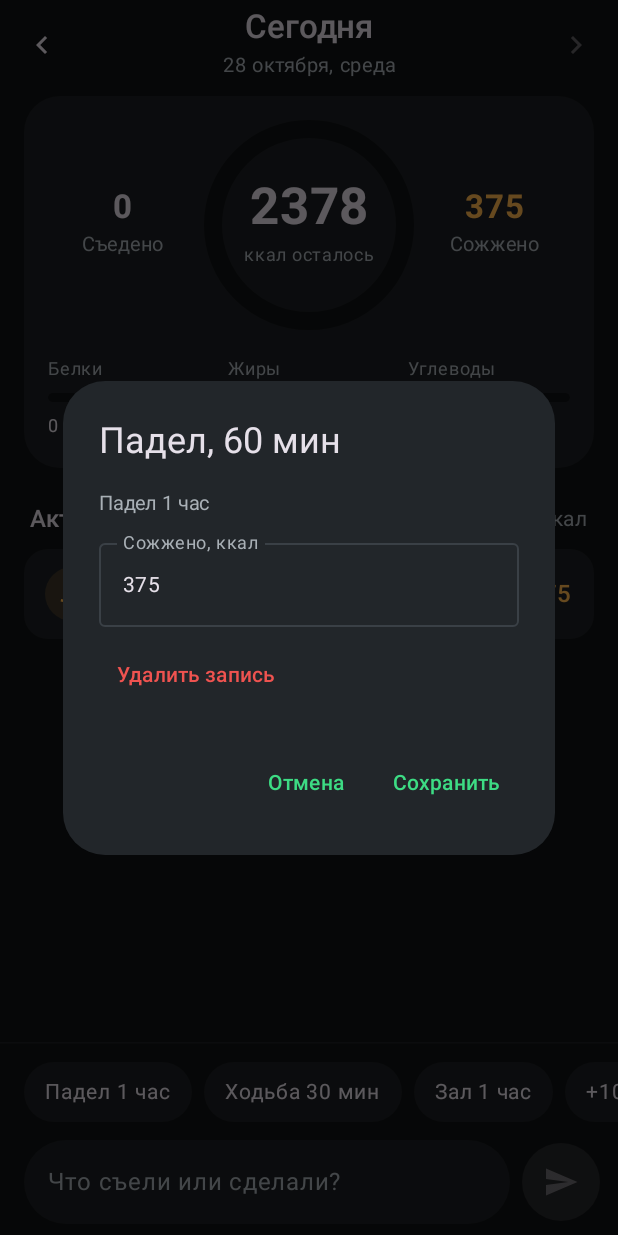
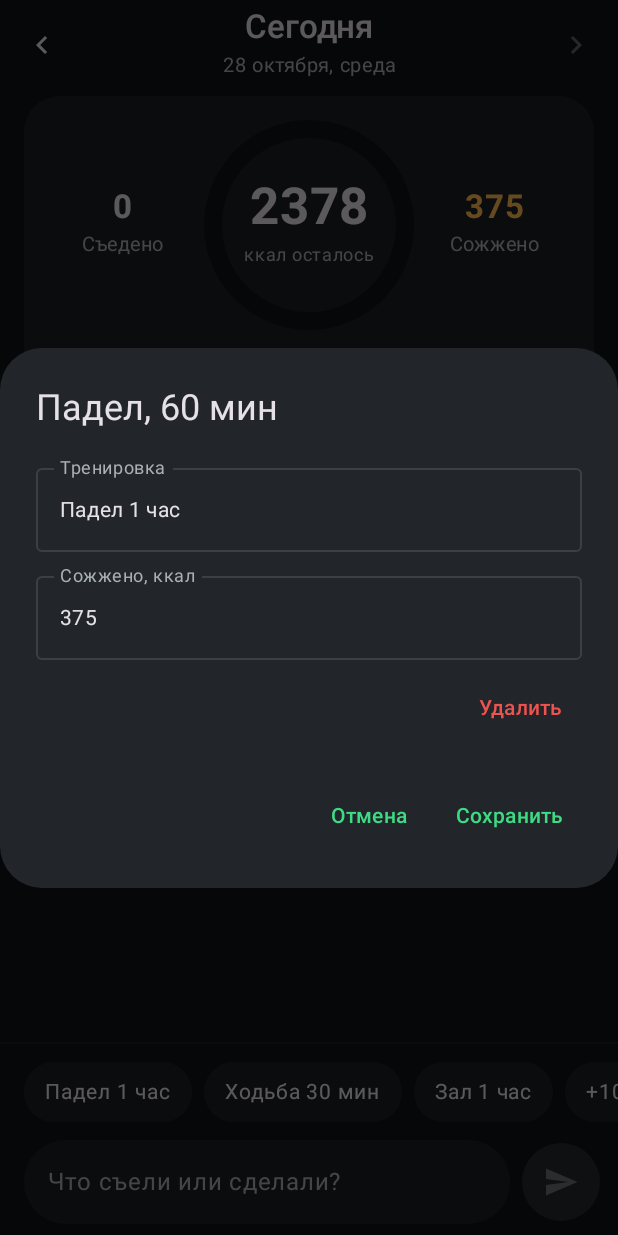
Before and after one commit to Pion2eer/CalCalc, an Android app built with Jetpack Compose: the composable TodayScreen shown on its own in the app's theme, after a tap on an icon or button, on a phone screen of 412 x 824 dp. Run offline under Robolectric (Android 15) with nearby library versions, the phone set to English and light mode, and no system bars; our stand-ins replace Room's generated code; network calls fail.

Commit message:
Edit an entry's text and recount it; the AI can be asked again
Co-Authored-By: Claude Opus 5.5 <noreply@anthropic.com>
Claude-Session: https://claude.ai/code/session_01U2ApNRLCc4Rh9q6PCKM46b

```diff
--- a/app/src/main/java/ltd/pion/calcalc/ui/TodayScreen.kt
+++ b/app/src/main/java/ltd/pion/calcalc/ui/TodayScreen.kt
@@ -103,6 +103,7 @@ fun TodayScreen(vm: AppViewModel, modifier: Modifier) {
         EntryDialog(
             e, onDismiss = { editing = null },
             onSave = { vm.setKcal(e, it); editing = null },
+            onRewrite = { vm.rewrite(e, it); editing = null },
             onDelete = { vm.delete(e); editing = null },
         )
     }
@@ -458,27 +459,50 @@ private fun parseOptions(json: String?): List<String> = try {
 }
 
 @Composable
-fun EntryDialog(e: Entry, onDismiss: () -> Unit, onSave: (Int) -> Unit, onDelete: () -> Unit) {
+fun EntryDialog(
+    e: Entry, onDismiss: () -> Unit, onSave: (Int) -> Unit, onRewrite: (String) -> Unit, onDelete: () -> Unit,
+) {
     val burn = (e.kcal ?: 0) < 0 || e.type == EntryType.ACTIVITY
+    var record by remember { mutableStateOf(e.rawText) }
     var text by remember { mutableStateOf(e.kcal?.let { kotlin.math.abs(it).toString() } ?: "") }
+    // a new description means new calories: they are counted again from the text, the number field waits
+    val rewritten = record.trim() != e.rawText.trim()
     AlertDialog(
         onDismissRequest = onDismiss,
         title = { Text(e.title) },
         text = {
             Column {
-                if (e.rawText != e.title) Text(e.rawText, fontSize = 13.sp, color = MaterialTheme.colorScheme.onSurfaceVariant)
+                OutlinedTextField(
+                    record, { record = it.take(500) },
+                    label = { Text(if (burn) "Тренировка" else "Что съели") },
+                    modifier = Modifier.fillMaxWidth(),
+                    maxLines = 4,
+                )
                 Spacer(Modifier.height(8.dp))
                 OutlinedTextField(
                     text, { v -> text = v.filter { it.isDigit() }.take(5) },
                     label = { Text(if (burn) "Сожжено, ккал" else "Калории") },
+                    supportingText = if (rewritten) ({ Text("Пересчитаю по новому тексту") }) else null,
+                    enabled = !rewritten,
                     singleLine = true,
+                    modifier = Modifier.fillMaxWidth(),
                     keyboardOptions = KeyboardOptions(keyboardType = KeyboardType.Number),
                 )
-                TextButton(onDelete, Modifier.padding(top = 8.dp)) { Text("Удалить запись", color = Over) }
+                Row(Modifier.padding(top = 8.dp)) {
+                    if (e.type == EntryType.FOOD && !rewritten) TextButton({ onRewrite(record) }) { Text("Пересчитать ИИ") }
+                    Spacer(Modifier.weight(1f))
+                    TextButton(onDelete) { Text("Удалить", color = Over) }
+                }
             }
         },
         confirmButton = {
-            TextButton({ text.toIntOrNull()?.let { onSave(if (burn) -it else it) } }, enabled = text.isNotEmpty()) { Text("Сохранить") }
+            TextButton(
+                {
+                    if (rewritten) onRewrite(record)
+                    else text.toIntOrNull()?.let { onSave(if (burn) -it else it) }
+                },
+                enabled = if (rewritten) record.isNotBlank() else text.isNotEmpty(),
+            ) { Text(if (rewritten) "Пересчитать" else "Сохранить") }
         },
         dismissButton = { TextButton(onDismiss) { Text("Отмена") } },
     )
```
Also changed, not shown: app/src/main/java/ltd/pion/calcalc/ui/AppViewModel.kt (+18 -7 lines), 1 other file.
